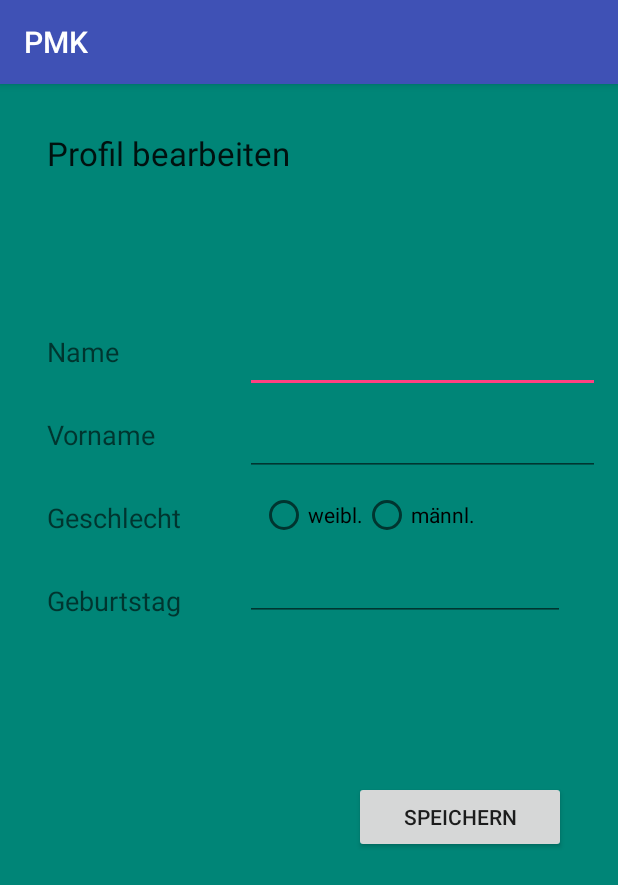
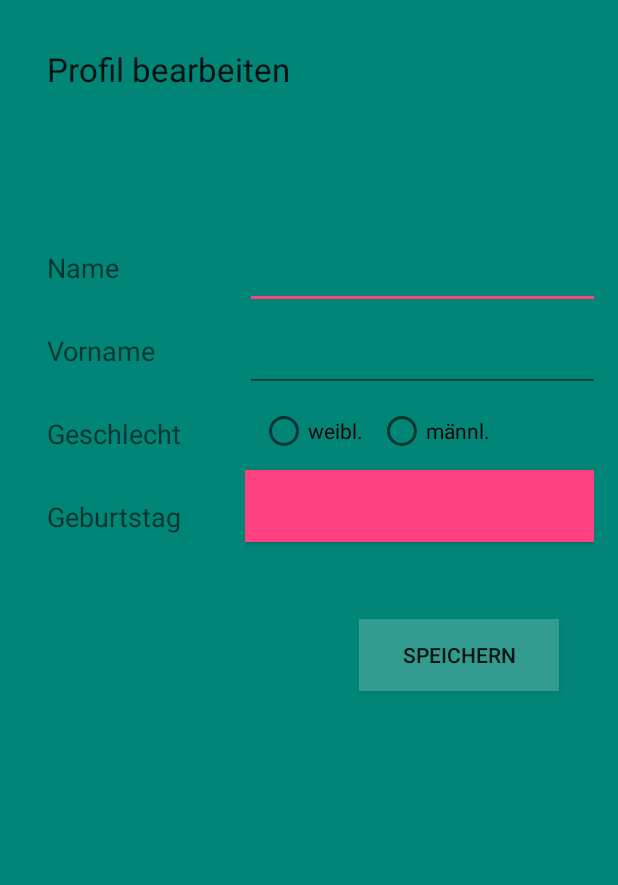
Before and after one commit to fake114/pmk, an Android app: the PatientActivity screen opened directly, with no data from a screen before it, on a phone screen of 412 x 824 dp. Shown: the top 885 px of the screen. Run offline under Robolectric (Android 15) with nearby library versions, the phone set to English and light mode, and no system bars.

Commit message:
1.) Added Edit-functionality to the textfields, radioButtons and birthdayButton. 2.) Added Save-functionality, however, the credentials are saved in local variables in PatientActivity.class 3.) TODO Adding a connector for the FHIR-module for accepting patient credentials.

```diff
--- /dev/null
+++ b/app/src/main/java/com/example/black/pmk/DatePickerFragment.java
@@ -0,0 +1,29 @@
+package com.example.black.pmk;
+
+import android.app.DatePickerDialog;
+import android.app.Dialog;
+import android.os.Bundle;
+import android.support.v4.app.DialogFragment;
+import android.widget.Button;
+import android.widget.DatePicker;
+
+import java.util.Calendar;
+
+/**
+ * Created by Derek on 05.05.2016.
+ */
+public class DatePickerFragment extends DialogFragment {
+
+    @Override
+    public Dialog onCreateDialog(Bundle savedInstanceState) {
+        // Use the current date as the default date in the picker
+        final Calendar c = Calendar.getInstance();
+        int year = c.get(Calendar.YEAR);
+        int month = c.get(Calendar.MONTH);
+        int day = c.get(Calendar.DAY_OF_MONTH);
+
+        // Create a new instance of DatePickerDialog and return it
+        return new DatePickerDialog(getActivity(), (PatientActivity)getActivity(), year, month, day);
+    }
+
+}
--- a/app/src/main/java/com/example/black/pmk/PatientActivity.java
+++ b/app/src/main/java/com/example/black/pmk/PatientActivity.java
@@ -1,13 +1,64 @@
 package com.example.black.pmk;
 
-import android.support.v7.app.AppCompatActivity;
+import android.app.DatePickerDialog;
+import android.support.v4.app.DialogFragment;
+import android.support.v4.app.FragmentActivity;
 import android.os.Bundle;
+import android.util.Log;
+import android.view.View;
+import android.widget.Button;
+import android.widget.DatePicker;
+import android.widget.EditText;
+import android.widget.RadioButton;
 
-public class PatientActivity extends AppCompatActivity {
+
+public class PatientActivity extends FragmentActivity implements
+        DatePickerDialog.OnDateSetListener {
+
+    private String name, vorname;
+    private int year, month, day;
+    private boolean isMan;
 
     @Override
     protected void onCreate(Bundle savedInstanceState) {
         super.onCreate(savedInstanceState);
         setContentView(R.layout.activity_patient);
     }
+
+    public void showDatePickerDialog(View v) {
+        DialogFragment newFragment = new DatePickerFragment();
+        newFragment.show(getSupportFragmentManager(), "datePicker");
+    }
+
+    @Override
+    public void onDateSet(DatePicker view, int year, int month, int day) {
+        //do some stuff for example write on log and update TextField on activity
+        //Log.w("DatePicker","Date = " + year);
+        ((Button) findViewById(R.id.geburtstagButton)).setText(day + "."+ month + "." + year);
+        this.day = day;
+        this.month = month;
+        this.year = year;
+    }
+
+    public void savePatientCredentials(View v) {
+        EditText nameField = (EditText) findViewById(R.id.nameTextfeld);
+        EditText surnameField = (EditText) findViewById(R.id.vornameTextfeld);
+        RadioButton manRadioButton = (RadioButton) findViewById(R.id.geschlechtMaennlichButton);
+
+        name = nameField.getText().toString();
+        vorname = surnameField.getText().toString();
+        if(manRadioButton.isChecked()) {
+            isMan = true;
+        } else {
+            isMan = false;
+        }
+
+        //TODO Delete Logging Events from savePatientCredentials
+        Log.w("PatientActivity","name = " + name);
+        Log.w("PatientActivity","surname = " + vorname);
+        Log.w("PatientActivity","isMan = " + isMan);
+        Log.w("PatientActivity","birtday = " + day + "." + month + "." + year);
+
+        //TODO Add Connector for transporting Patient`s credentials to FHIR-Module
+    }
 }
--- a/app/src/main/res/layout/activity_patient.xml
+++ b/app/src/main/res/layout/activity_patient.xml
@@ -3,116 +3,121 @@
     xmlns:tools="http://schemas.android.com/tools"
     android:layout_width="match_parent"
     android:layout_height="match_parent"
+    android:background="@color/accent_material_light"
     android:paddingBottom="@dimen/activity_vertical_margin"
     android:paddingLeft="@dimen/activity_horizontal_margin"
     android:paddingRight="@dimen/activity_horizontal_margin"
     android:paddingTop="@dimen/activity_vertical_margin"
-    tools:context=".PatientActivity"
-    android:background="@color/accent_material_light">
+    tools:context=".PatientActivity">
 
     <LinearLayout
-        android:orientation="vertical"
         android:layout_width="match_parent"
-        android:layout_height="match_parent">
+        android:layout_height="match_parent"
+        android:orientation="vertical">
 
         <TextView
+            android:id="@+id/textView7"
             android:layout_width="wrap_content"
             android:layout_height="wrap_content"
-            android:textAppearance="?android:attr/textAppearanceLarge"
+            android:padding="15dp"
             android:text="Profil bearbeiten"
-            android:id="@+id/textView7"
-            android:padding="15dp" />
+            android:textAppearance="?android:attr/textAppearanceLarge" />
 
         <LinearLayout
-            android:orientation="horizontal"
             android:layout_width="match_parent"
             android:layout_height="match_parent"
+            android:layout_alignParentStart="true"
             android:layout_alignParentTop="true"
             android:layout_centerHorizontal="true"
-            android:layout_alignParentStart="true"
+            android:orientation="horizontal"
             android:weightSum="1">
 
             <LinearLayout
-                android:orientation="vertical"
                 android:layout_width="wrap_content"
-                android:layout_height="match_parent">
+                android:layout_height="match_parent"
+                android:orientation="vertical">
 
                 <TextView
+                    android:id="@+id/textView5"
                     android:layout_width="wrap_content"
                     android:layout_height="wrap_content"
-                    android:textAppearance="?android:attr/textAppearanceMedium"
-                    android:id="@+id/textView5"
-                    android:paddingBottom="50dp" />
+                    android:paddingBottom="50dp"
+                    android:textAppearance="?android:attr/textAppearanceMedium" />
 
                 <TextView
+                    android:id="@+id/textView"
                     android:layout_width="wrap_content"
                     android:layout_height="wrap_content"
-                    android:textAppearance="?android:attr/textAppearanceMedium"
+                    android:padding="15dp"
                     android:text="Name"
-                    android:id="@+id/textView"
-                    android:padding="15dp" />
+                    android:textAppearance="?android:attr/textAppearanceMedium" />
 
                 <TextView
+                    android:id="@+id/textView2"
                     android:layout_width="wrap_content"
                     android:layout_height="wrap_content"
-                    android:textAppearance="?android:attr/textAppearanceMedium"
+                    android:padding="15dp"
                     android:text="Vorname"
-                    android:id="@+id/textView2"
-                    android:padding="15dp" />
+                    android:textAppearance="?android:attr/textAppearanceMedium" />
 
                 <TextView
+                    android:id="@+id/textView3"
                     android:layout_width="wrap_content"
                     android:layout_height="wrap_content"
-                    android:textAppearance="?android:attr/textAppearanceMedium"
+                    android:padding="15dp"
                     android:text="Geschlecht"
-                    android:id="@+id/textView3"
-                    android:padding="15dp" />
+                    android:textAppearance="?android:attr/textAppearanceMedium" />
 
                 <TextView
+                    android:id="@+id/textView4"
                     android:layout_width="wrap_content"
                     android:layout_height="wrap_content"
-                    android:textAppearance="?android:attr/textAppearanceMedium"
+                    android:paddingBottom="15dp"
+                    android:paddingLeft="15dp"
+                    android:paddingRight="15dp"
+                    android:paddingTop="15dp"
                     android:text="Geburtstag"
-                    android:id="@+id/textView4"
-                    android:padding="15dp" />
+                    android:textAppearance="?android:attr/textAppearanceMedium" />
 
             </LinearLayout>
 
             <LinearLayout
-                android:orientation="vertical"
                 android:layout_width="25dp"
                 android:layout_height="match_parent"
-                android:layout_weight="0.03"></LinearLayout>
+                android:layout_weight="0.03"
+                android:orientation="vertical"></LinearLayout>
 
             <LinearLayout
-                android:orientation="vertical"
                 android:layout_width="154dp"
                 android:layout_height="fill_parent"
-                android:layout_weight="1.33">
+                android:layout_weight="1.33"
+                android:orientation="vertical">
 
                 <TextView
+                    android:id="@+id/textView6"
                     android:layout_width="wrap_content"
                     android:layout_height="wrap_content"
-                    android:textAppearance="?android:attr/textAppearanceMedium"
-                    android:id="@+id/textView6"
-                    android:paddingBottom="50dp" />
+                    android:paddingBottom="50dp"
+                    android:textAppearance="?android:attr/textAppearanceMedium" />
 
                 <EditText
+                    android:id="@+id/nameTextfeld"
+                    android:singleLine="true"
                     android:layout_width="fill_parent"
                     android:layout_height="wrap_content"
-                    android:id="@+id/editText"
                     android:padding="15dp" />
 
                 <EditText
+                    android:id="@+id/vornameTextfeld"
+                    android:singleLine="true"
                     android:layout_width="fill_parent"
                     android:layout_height="wrap_content"
-                    android:id="@+id/editText2"
                     android:padding="15dp" />
 
                 <LinearLayout
-                    android:orientation="horizontal"
                     android:layout_width="match_parent"
                     android:layout_height="wrap_content"
+                    android:orientation="horizontal"
                     android:padding="10dp">
 
                     <RadioGroup
@@ -121,57 +126,59 @@
                         android:orientation="horizontal">
 
                         <RadioButton
+                            android:id="@+id/geschlechtWeiblichButton"
                             android:layout_width="wrap_content"
                             android:layout_height="wrap_content"
-                            android:text="weibl."
-                            android:id="@+id/radioButton2"
-                            android:checked="false" />
+                            android:checked="false"
+                            android:paddingRight="10dp"
+                            android:text="weibl." />
 
                         <RadioButton
+                            android:id="@+id/geschlechtMaennlichButton"
                             android:layout_width="wrap_content"
                             android:layout_height="wrap_content"
-                            android:text="männl."
-                            android:id="@+id/radioButton"
-                            android:checked="false" />
+                            android:checked="false"
+                            android:text="männl." />
 
                     </RadioGroup>
 
                 </LinearLayout>
 
-                <EditText
-                    android:layout_width="wrap_content"
+                <Button
+                    android:layout_width="fill_parent"
                     android:layout_height="wrap_content"
-                    android:inputType="date"
-                    android:ems="10"
-                    android:id="@+id/editText3"
-                    android:padding="10dp" />
+                    android:id="@+id/geburtstagButton"
+                    android:background="@color/colorAccent"
+                    android:onClick="showDatePickerDialog" />
 
                 <TextView
+                    android:id="@+id/textView9"
                     android:layout_width="wrap_content"
-                    android:layout_height="105dp"
-                    android:textAppearance="?android:attr/textAppearanceSmall"
-                    android:id="@+id/textView9" />
+                    android:layout_height="50dp"
+                    android:textAppearance="?android:attr/textAppearanceSmall" />
 
                 <LinearLayout
-                    android:orientation="horizontal"
                     android:layout_width="match_parent"
                     android:layout_height="match_parent"
+                    android:orientation="horizontal"
                     android:weightSum="1">
 
                     <TextView
+                        android:id="@+id/textView8"
                         android:layout_width="wrap_content"
                         android:layout_height="fill_parent"
-                        android:textAppearance="?android:attr/textAppearanceSmall"
-                        android:id="@+id/textView8"
+                        android:layout_weight="0.32"
                         android:padding="15dp"
-                        android:layout_weight="0.32" />
+                        android:textAppearance="?android:attr/textAppearanceSmall" />
 
                     <Button
+                        android:id="@+id/patientViewButton"
                         android:layout_width="wrap_content"
                         android:layout_height="wrap_content"
+                        android:layout_weight="0.32"
+                        android:background="@color/highlighted_text_material_dark"
                         android:text="Speichern"
-                        android:id="@+id/button"
-                        android:layout_weight="0.32" />
+                        android:onClick="savePatientCredentials" />
                 </LinearLayout>
 
             </LinearLayout>
@@ -180,5 +187,4 @@
 
     </LinearLayout>
 
-
 </RelativeLayout>
--- a/app/src/main/res/values/colors.xml
+++ b/app/src/main/res/values/colors.xml
@@ -2,5 +2,5 @@
 <resources>
     <color name="colorPrimary">#3F51B5</color>
     <color name="colorPrimaryDark">#303F9F</color>
-    <color name="colorAccent">#FF4081</color>
+    <color name="colorAccent">#ff4081</color>
 </resources>
```
